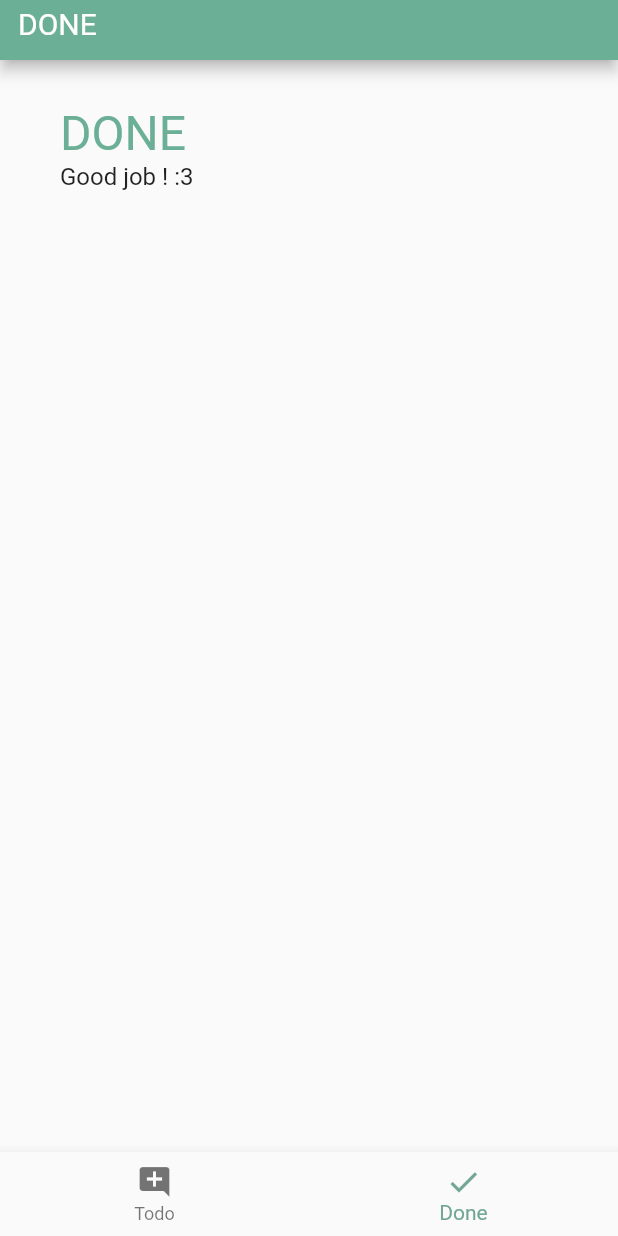
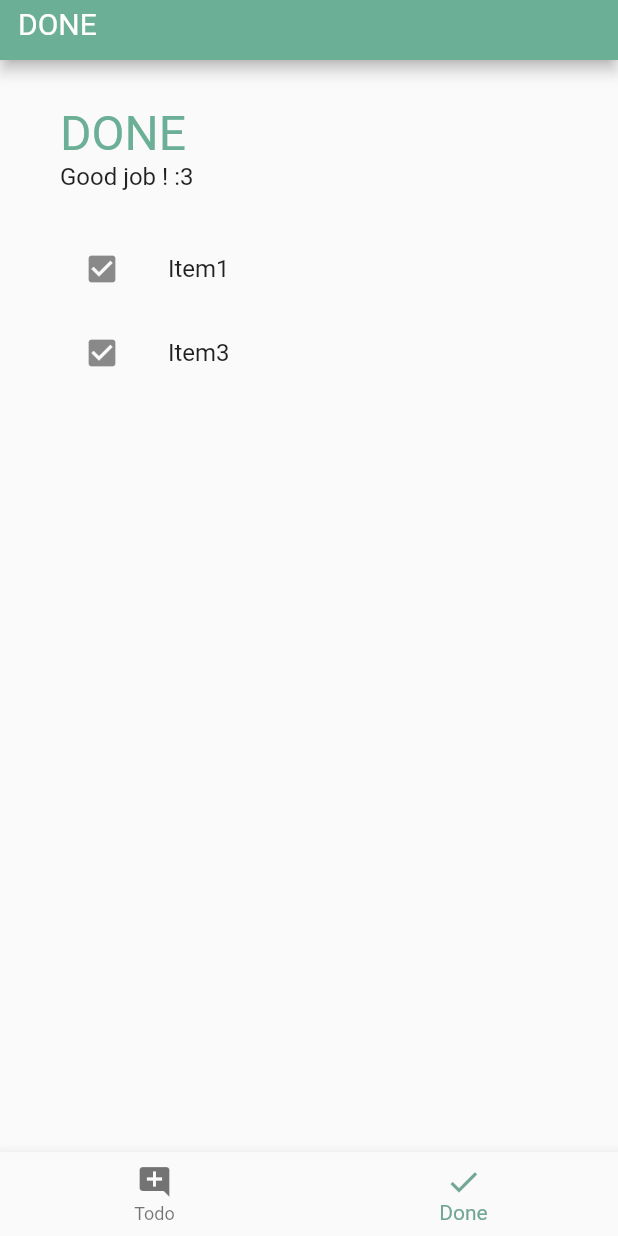
Before and after one commit to GGolfz/Flutter-Simple-Todo, a Flutter app: the screen it shows after launch, item 2 of the bottom bar chosen, on a phone screen of 412 x 824 dp. Run offline on Flutter 3.47's test engine with Material 2 defaults, Android fonts, the light colour scheme and no system bars.

Commit message:
finish: mock up item with change status :sparkles:

```diff
--- a/lib/main.dart
+++ b/lib/main.dart
@@ -21,9 +21,25 @@ class HomePage extends StatefulWidget {
 
 class _HomePageState extends State<HomePage> {
   var _current = 0;
+  var items = [
+    Todo(finish: true, key: "1", text: "Item1"),
+    Todo(finish: false, key: "2", text: "Item2"),
+    Todo(finish: true, key: "3", text: "Item3")
+  ];
   void _onChangePage(page) {
     setState(() {
       _current = page;
+    });
+  }
+
+  void _onItemStatusChange(key, status) {
+    var tempList = items;
+    var targetElement = tempList.firstWhere((element) => element.key == key);
+    targetElement.finish = status;
+    tempList.removeWhere((element) => element.key == key);
+    tempList.add(targetElement);
+    setState(() {
+      items = tempList;
     });
   }
 
@@ -47,12 +63,30 @@ class _HomePageState extends State<HomePage> {
             ? Column(
                 children: [
                   HeaderText(
-                      titleText: "TO DO", subtitleText: "Input your list here.")
+                      titleText: "TO DO",
+                      subtitleText: "Input your list here."),
+                  SizedBox(
+                    height: 24,
+                  ),
+                  ListItem(
+                    items: items
+                        .where((element) => element.finish == false)
+                        .toList(),
+                    onChange: _onItemStatusChange,
+                  )
                 ],
               )
             : Column(
                 children: [
-                  HeaderText(titleText: "DONE", subtitleText: "Good job ! :3")
+                  HeaderText(titleText: "DONE", subtitleText: "Good job ! :3"),
+                  SizedBox(
+                    height: 24,
+                  ),
+                  ListItem(
+                      items: items
+                          .where((element) => element.finish == true)
+                          .toList(),
+                      onChange: _onItemStatusChange)
                 ],
               ),
       ),
@@ -74,6 +108,13 @@ class _HomePageState extends State<HomePage> {
           : null,
     );
   }
+}
+
+class Todo {
+  String key;
+  String text;
+  bool finish;
+  Todo({this.key, this.text, this.finish});
 }
 
 class LoginPage extends StatelessWidget {
@@ -173,3 +214,47 @@ class HeaderText extends StatelessWidget {
     );
   }
 }
+
+class ListItem extends StatelessWidget {
+  final List items;
+  final Function onChange;
+  ListItem({this.items, this.onChange});
+  @override
+  Widget build(BuildContext context) {
+    return Container(
+        height: 400,
+        child: ListView(
+          children: [
+            ...items.map((e) => TodoItem(
+                itemKey: e.key,
+                itemText: e.text,
+                isCheck: e.finish,
+                onChange: onChange))
+          ],
+        ));
+  }
+}
+
+class TodoItem extends StatelessWidget {
+  final itemKey;
+  final isCheck;
+  final itemText;
+  final onChange;
+  TodoItem(
+      {@required this.itemKey,
+      this.isCheck = false,
+      this.itemText = "",
+      this.onChange});
+  @override
+  Widget build(BuildContext context) {
+    return ListTile(
+        leading: GestureDetector(
+          child:
+              Icon(isCheck ? Icons.check_box : Icons.check_box_outline_blank),
+          onTap: () {
+            onChange(itemKey, !isCheck);
+          },
+        ),
+        title: Text(itemText));
+  }
+}
```
